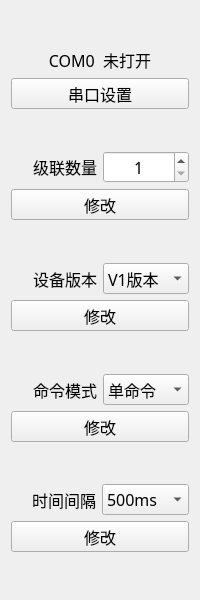
This is IDC_TestSystem/IP-PDU/ip_toolbox/ip_settingtoolwid.ui in ChinaClever/IDC_TestSystem as Qt 5 draws it before an edit. The edited form follows.
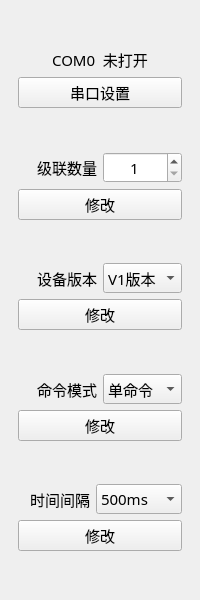
This is the edited form.

```diff
--- a/IDC_TestSystem/IP-PDU/ip_toolbox/ip_settingtoolwid.ui
+++ b/IDC_TestSystem/IP-PDU/ip_toolbox/ip_settingtoolwid.ui
@@ -13,13 +13,19 @@
   <property name="font">
    <font>
     <family>微软雅黑</family>
-    <pointsize>12</pointsize>
+    <pointsize>11</pointsize>
    </font>
   </property>
   <property name="windowTitle">
    <string>Form</string>
   </property>
   <layout class="QVBoxLayout" name="verticalLayout">
+   <property name="leftMargin">
+    <number>18</number>
+   </property>
+   <property name="rightMargin">
+    <number>18</number>
+   </property>
    <item>
     <spacer name="verticalSpacer_5">
      <property name="orientation">
@@ -73,6 +79,11 @@
     <layout class="QHBoxLayout" name="horizontalLayout">
      <item>
       <widget class="QLabel" name="label">
+       <property name="font">
+        <font>
+         <pointsize>11</pointsize>
+        </font>
+       </property>
        <property name="text">
         <string>级联数量</string>
        </property>
```
